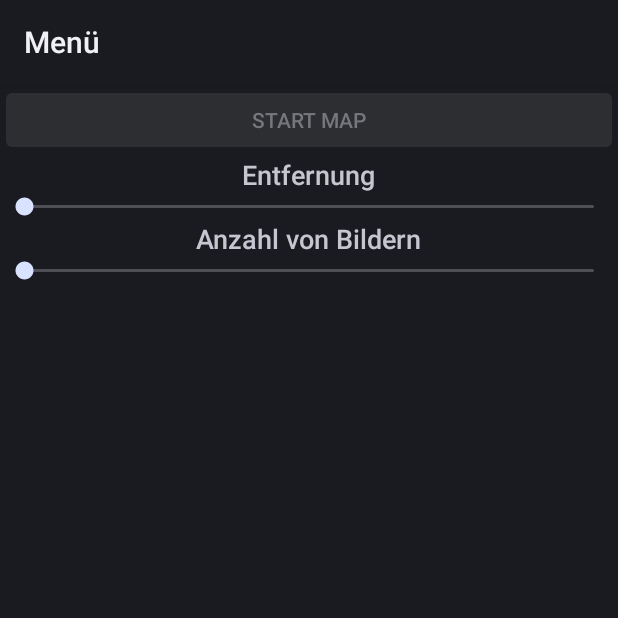
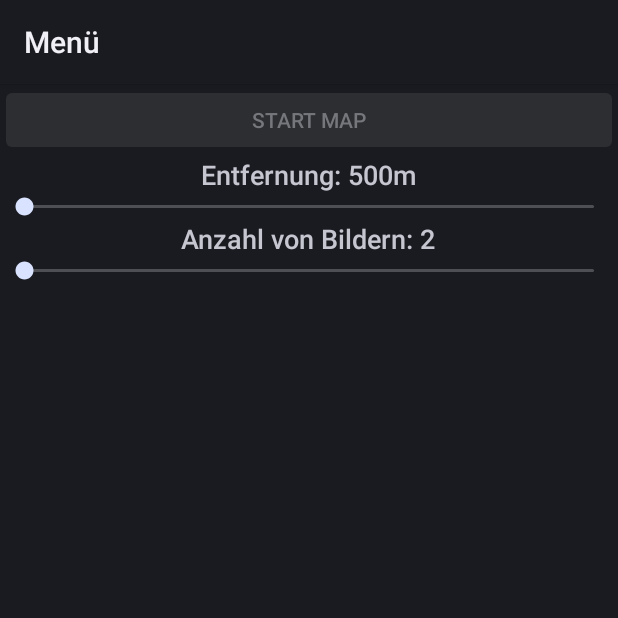
Before and after one commit to Marcel4747/GeoPicture, an Android app: the screen it shows after launch (MenuActivity), on a phone screen of 412 x 824 dp, the top half of it. Run offline under Robolectric (Android 15) with nearby library versions, the phone set to English and light mode, and no system bars; libraries missing offline, so code that uses them is left out: de.do1900.persistence, de.do1900.rest; 1 statement that could not run was skipped.

```diff
--- a/de.fh-dortmund.geopicture/src/main/java/com/example/dennis/geopicture/MenuActivity.java
+++ b/de.fh-dortmund.geopicture/src/main/java/com/example/dennis/geopicture/MenuActivity.java
@@ -2,23 +2,19 @@ package com.example.dennis.geopicture;
 
 import android.annotation.TargetApi;
 import android.app.Activity;
-import android.app.AlertDialog;
-import android.app.Notification;
-import android.app.NotificationManager;
 import android.app.Service;
 import android.content.Context;
-import android.content.DialogInterface;
 import android.content.Intent;
 import android.location.Location;
 import android.location.LocationListener;
 import android.location.LocationManager;
 import android.os.Build;
 import android.os.Bundle;
-import android.support.v4.app.NotificationCompat;
-import android.util.Log;
 import android.view.View;
 import android.widget.Button;
 import android.widget.SeekBar;
+import android.widget.TextView;
+import android.widget.Toast;
 
 import com.example.dennis.classes.Checkpoint;
 import com.google.android.gms.maps.model.LatLng;
@@ -37,6 +33,10 @@ public class MenuActivity extends Activity implements ServiceStateInterface, Ser
     private SeekBar seekBarDistance;
     private SeekBar seekBarCount;
     private List<Checkpoint> checkpoints;
+
+    private TextView textView_Entfernung;
+    private TextView textView_Anzahl;
+
     private APIServiceConnection serviceConnection = new APIServiceConnection(
             this);
 
@@ -56,8 +56,7 @@ public class MenuActivity extends Activity implements ServiceStateInterface, Ser
             public void onLocationChanged(Location location) {
                 // Called when a new location is found by the network location provider.
                 position = new LatLng(location.getLatitude(), location.getLongitude());
-
-                Log.d("Change ", "");
+                Toast.makeText(getBaseContext(), "Positionsdaten gefunden!.", Toast.LENGTH_LONG).show();
             }
 
             public void onStatusChanged(String provider, int status, Bundle extras) {
@@ -72,11 +71,47 @@ public class MenuActivity extends Activity implements ServiceStateInterface, Ser
 
         lm.requestLocationUpdates(LocationManager.GPS_PROVIDER, 0, 0, locationListener);
 
+        textView_Entfernung = (TextView) findViewById(R.id.textView_Entfernung);
+        textView_Anzahl = (TextView) findViewById(R.id.textView_Anzahl);
+
         //seekBarDistance holen
         seekBarDistance = (SeekBar) findViewById(R.id.seekBarDistance);
+        seekBarDistance.setOnSeekBarChangeListener(new SeekBar.OnSeekBarChangeListener() {
+            @Override
+            public void onProgressChanged(SeekBar seekBar, int progress, boolean fromUser) {
+                textView_Entfernung.setText("Entfernung: " + ((progress + 1) * 500) + "m");
+            }
+
+            @Override
+            public void onStartTrackingTouch(SeekBar seekBar) {
+
+            }
+
+            @Override
+            public void onStopTrackingTouch(SeekBar seekBar) {
+
+            }
+        });
 
         //seekBarCount holen
         seekBarCount = (SeekBar) findViewById(R.id.seekBarCount);
+        seekBarCount.setOnSeekBarChangeListener(new SeekBar.OnSeekBarChangeListener() {
+            @Override
+            public void onProgressChanged(SeekBar seekBar, int progress, boolean fromUser) {
+                textView_Anzahl.setText("Anzahl von Bildern: " + (progress + 2));
+            }
+
+            @Override
+            public void onStartTrackingTouch(SeekBar seekBar) {
+
+            }
+
+            @Override
+            public void onStopTrackingTouch(SeekBar seekBar) {
+
+            }
+        });
+
 
         // Button Definieren
         buttonMap = (Button) findViewById(R.id.buttonStartMap);
@@ -91,9 +126,6 @@ public class MenuActivity extends Activity implements ServiceStateInterface, Ser
                     int distanceValue = (seekBarDistance.getProgress() + 1) * 500;
                     int countValue = seekBarCount.getProgress() + 2;
 
-                    Log.d("G:", "" + distanceValue);
-                    Log.d("G:", "" + countValue);
-
                     float[] results = new float[3];
                     int i = 0;
                     for (Checkpoint item : checkpoints) {
@@ -107,10 +139,11 @@ public class MenuActivity extends Activity implements ServiceStateInterface, Ser
                                 break;
                             }
                         }
-
                     }
 
                     startActivity(intent);
+                } else {
+                    Toast.makeText(getBaseContext(), "Keine Positionsdaten geunden.", Toast.LENGTH_LONG).show();
                 }
             }
         });
--- a/de.fh-dortmund.geopicture/src/main/res/layout/activity_menu.xml
+++ b/de.fh-dortmund.geopicture/src/main/res/layout/activity_menu.xml
@@ -16,8 +16,8 @@
         android:layout_width="wrap_content"
         android:layout_height="wrap_content"
         android:textAppearance="?android:attr/textAppearanceMedium"
-        android:text="Entfernung"
-        android:id="@+id/textView"
+        android:text="Entfernung: 500m"
+        android:id="@+id/textView_Entfernung"
         android:layout_gravity="center_horizontal" />
 
     <SeekBar
@@ -31,8 +31,8 @@
         android:layout_width="wrap_content"
         android:layout_height="wrap_content"
         android:textAppearance="?android:attr/textAppearanceMedium"
-        android:text="Anzahl von Bildern"
-        android:id="@+id/textView2"
+        android:text="Anzahl von Bildern: 2"
+        android:id="@+id/textView_Anzahl"
         android:layout_gravity="center_horizontal" />
 
     <SeekBar
```
